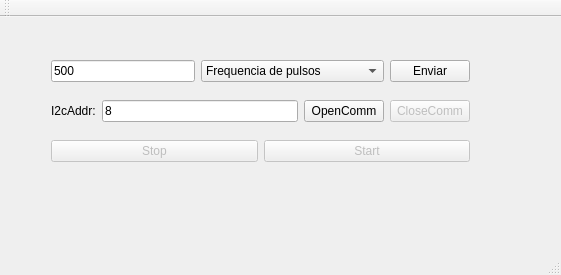
Before: the Qt Designer form controlador_qt/src/mainwindow.ui in xtarke/estimulator, drawn with Qt 5.
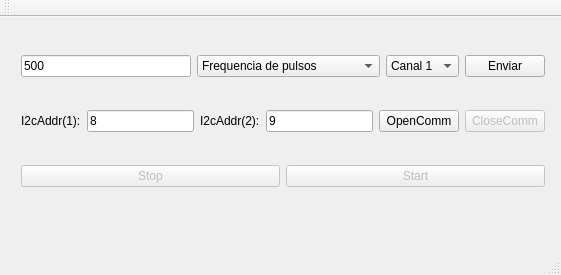
After: the same form once the commit is applied.

Commit message: Added new i2c channel

```diff
--- a/controlador_qt/src/mainwindow.ui
+++ b/controlador_qt/src/mainwindow.ui
@@ -17,10 +17,10 @@
    <widget class="QWidget" name="verticalLayoutWidget">
     <property name="geometry">
      <rect>
-      <x>40</x>
-      <y>20</y>
-      <width>441</width>
-      <height>151</height>
+      <x>10</x>
+      <y>0</y>
+      <width>546</width>
+      <height>211</height>
      </rect>
     </property>
     <layout class="QVBoxLayout" name="verticalLayout">
@@ -97,6 +97,20 @@
          </item>
         </widget>
        </item>
+       <item>
+        <widget class="QComboBox" name="comboBox_channel">
+         <item>
+          <property name="text">
+           <string>Canal 1</string>
+          </property>
+         </item>
+         <item>
+          <property name="text">
+           <string>Canal 2</string>
+          </property>
+         </item>
+        </widget>
+       </item>
        <item>
         <widget class="QPushButton" name="pushButtonSend">
          <property name="enabled">
@@ -114,7 +128,7 @@
        <item>
         <widget class="QLabel" name="label">
          <property name="text">
-          <string>I2cAddr:</string>
+          <string>I2cAddr(1):</string>
          </property>
         </widget>
        </item>
@@ -125,6 +139,20 @@
          </property>
         </widget>
        </item>
+       <item>
+        <widget class="QLabel" name="label_2">
+         <property name="text">
+          <string>I2cAddr(2):</string>
+         </property>
+        </widget>
+       </item>
+       <item>
+        <widget class="QLineEdit" name="lineEditAddr_2">
+         <property name="text">
+          <string>9</string>
+         </property>
+        </widget>
+       </item>
        <item>
         <widget class="QPushButton" name="pushButtonOpen">
          <property name="text">
```
The commit also changes 3 other files.
